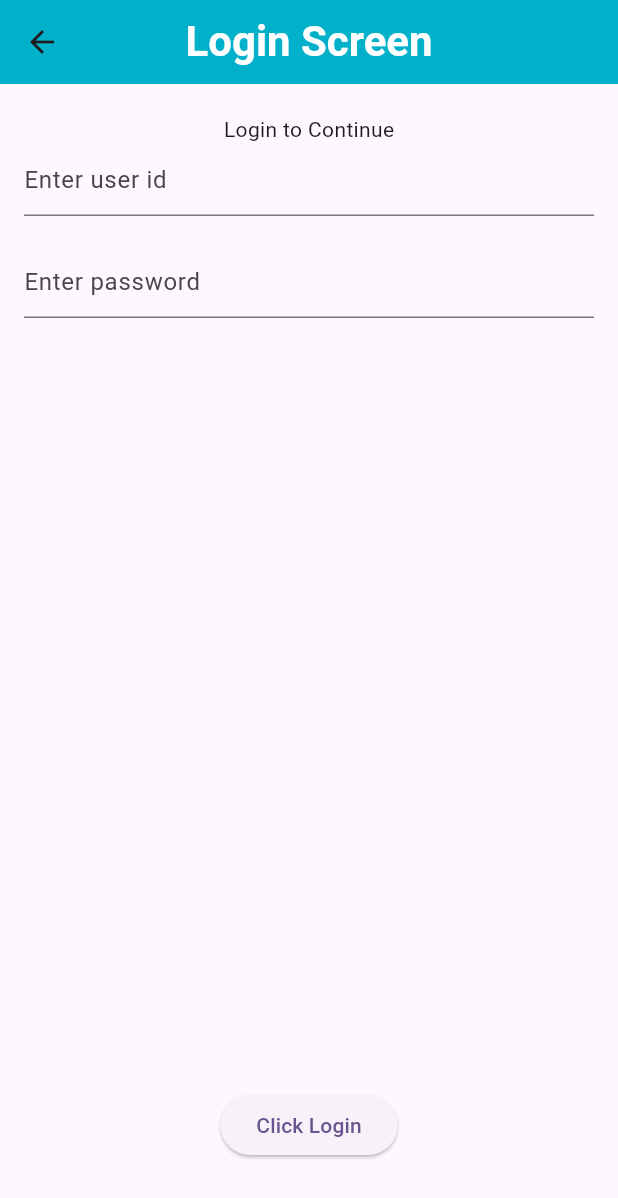
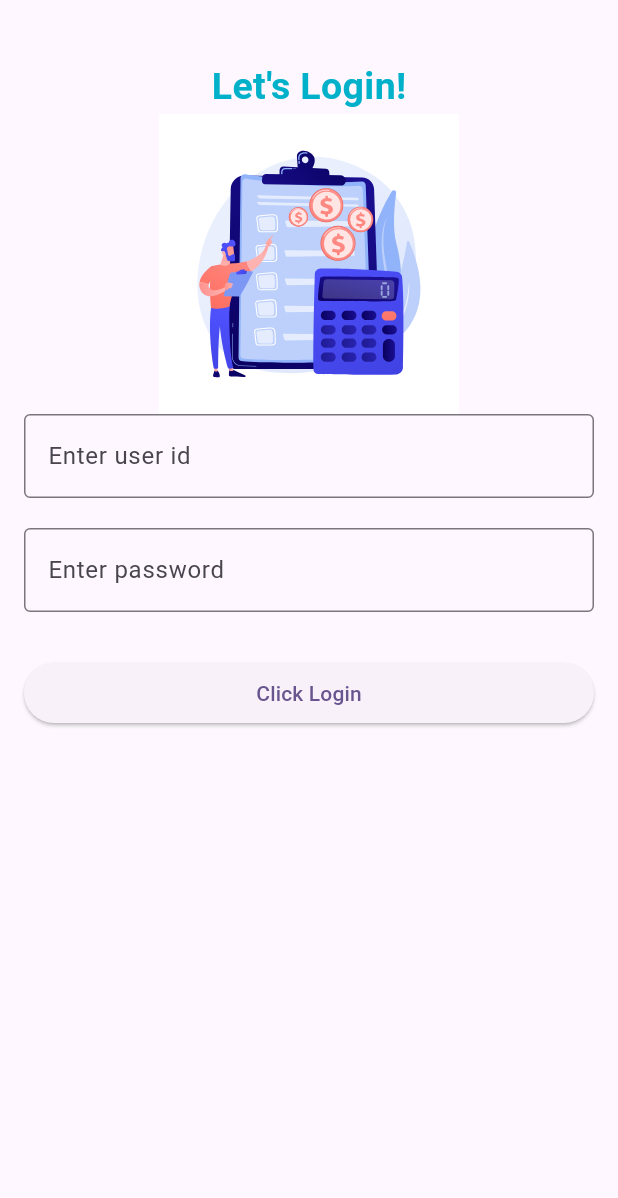
Before and after one commit to kumodkumaryadav/Personal-Expense-Tracker, a Flutter app: the screen it shows after launch, on a phone screen of 412 x 824 dp. Shown: the top 1198 px of the screen. Run offline on Flutter 3.47's test engine with Material 3 defaults, Android fonts, the phone set to English and light mode, and no system bars; our stand-ins replace dio, flutter_local_notifications, flutter_secure_storage, flutter_slidable, flutter_svg, get and 3 more.

Commit message:
some improvements on login

```diff
--- a/lib/main.dart
+++ b/lib/main.dart
@@ -28,6 +28,7 @@ void main() async {
       await flutterLocalNotificationsPlugin.getNotificationAppLaunchDetails();
   if (initialNotification?.didNotificationLaunchApp == true) {
     Future.delayed(const Duration(seconds: 1), () {
+      print("back button response");
       Get.toNamed(RouteName.addExpenseScreen);
     });
   }
@@ -47,7 +48,9 @@ class MyApp extends StatelessWidget {
   @override
   Widget build(BuildContext context) {
     return GetMaterialApp(
-      initialRoute: tokens.token.isNotEmpty? RouteName.homeScreen : RouteName.loginScreen,
+      initialRoute: tokens.token.isNotEmpty
+          ? RouteName.homeScreen
+          : RouteName.loginScreen,
       debugShowCheckedModeBanner: false,
       getPages: AppRoutes.appRoutes(),
       translations: Languages(),
@@ -57,7 +60,7 @@ class MyApp extends StatelessWidget {
         colorScheme: ColorScheme.fromSeed(seedColor: Colors.deepPurple),
         useMaterial3: true,
       ),
-      home: HomePage(),
+      // home: HomePage(),//it was causing error
     );
   }
 }
--- a/lib/modules/auth module/views/login.dart
+++ b/lib/modules/auth module/views/login.dart
@@ -1,8 +1,10 @@
 import 'package:flutter/material.dart';
+import 'package:flutter_svg/svg.dart';
 import 'package:get/get.dart';
 import 'package:personal_expense_tracker/modules/auth%20module/controllers/login_controller.dart';
 import 'package:personal_expense_tracker/modules/expense%20tracker/resources/colors/app_color.dart';
 import 'package:personal_expense_tracker/modules/expense%20tracker/utils/text_style.dart';
+import 'package:personal_expense_tracker/resources/image_constant.dart';
 
 class LoginScreen extends StatelessWidget {
   LoginScreen({super.key});
@@ -13,26 +15,29 @@ class LoginScreen extends StatelessWidget {
   Widget build(BuildContext context) {
     return SafeArea(
       child: Scaffold(
-        appBar: AppBar(
-          backgroundColor: AppColor.primaryColor,
-          centerTitle: true,
-          title: Text(
-            "Login Screen",
-            style: TextStyleHelper.t16b700()
-                .copyWith(fontSize: 28, color: AppColor.whiteColor),
-          ),
-        ),
-        body: Padding(
-          padding: const EdgeInsets.symmetric(horizontal: 16, vertical: 20),
+        body: SingleChildScrollView(
+          child: Padding(
+            padding: const EdgeInsets.symmetric(horizontal: 16, vertical: 40),
             child: Form(
                 key: _formKey,
                 child: Column(
                   children: [
-                  const Center(
-                    child: Text("Login to Continue"),
+                    Center(
+                      child: Text(
+                        "Let's Login!",
+                        style: TextStyleHelper.t25b700()
+                            .copyWith(color: AppColor.primaryColor),
                       ),
+                    ),
+                    SvgPicture.asset(
+                      ImageConstant.loginImage,
+                      height: 200,
+                      width: 400,
+                    ),
+                    //  Image.asset("lib/resources/assets/images/login_image.jpeg"),
                     TextFormField(
                       decoration: const InputDecoration(
+                        border: OutlineInputBorder(),
                         hintText: "Enter user id",
                       ),
                       onChanged: (useId) {
@@ -46,10 +51,12 @@ class LoginScreen extends StatelessWidget {
                     ),
                     const SizedBox(height: 20),
                     TextFormField(
-                    decoration:
-                        const InputDecoration(hintText: "Enter password"),
+                      decoration: const InputDecoration(
+                          border: OutlineInputBorder(),
+                          hintText: "Enter password"),
                       onChanged: (password) {
-                      loginController.inputUserModel.value.password = password;
+                        loginController.inputUserModel.value.password =
+                            password;
                       },
                       validator: (value) {
                         if (value == null || value.isEmpty) {
@@ -57,7 +64,7 @@ class LoginScreen extends StatelessWidget {
                         }
                       },
                     ),
-                  const Spacer(),
+                    const SizedBox(height: 30),
                     Obx(() => loginController.loading.value
                         ? const CircularProgressIndicator()
                         : ElevatedButton(
@@ -66,12 +73,13 @@ class LoginScreen extends StatelessWidget {
                                 loginController.login();
                               }
                             },
-                          child: const Text("Click Login"))),
-                  const SizedBox(
-                    height: 30,
-                  )
+                            child: SizedBox(
+                                width: Get.width,
+                                child:
+                                    const Center(child: Text("Click Login"))))),
                   ],
                 )),
+          ),
         ),
       ),
     );
--- a/lib/modules/expense tracker/controller/input_controller.dart
+++ b/lib/modules/expense tracker/controller/input_controller.dart
@@ -66,7 +66,8 @@ class InputController extends GetxController {
   final uuid = const Uuid();
 //filter expense
 
-  final filters = ['Title A-Z', 'Amount < 500', 'Amount > 200'].obs;
+  final filters =
+      ['Title A-Z', 'Amount < 500', 'Amount > 200', 'Sort by date'].obs;
 
   final selectedFilters = <String>{}.obs;
 
@@ -169,6 +170,9 @@ class InputController extends GetxController {
         if (element.contains("> 200")) {
           inputs.removeWhere((input) => input.amount <= 200);
         }
+        if (element.contains("Sort by date")) {
+          inputs.sort((a, b) => a.dateTime.compareTo(b.dateTime));
+        }
       }
       Get.back();
     } else {
--- a/lib/modules/expense tracker/resources/routes/routes.dart
+++ b/lib/modules/expense tracker/resources/routes/routes.dart
@@ -11,9 +11,9 @@ import '../../view/widget/notification_screen.dart';
 
 class AppRoutes {
   static appRoutes() => [
-    GetPage(
+        GetPage(
           name: RouteName.loginScreen,
-          page: () =>  LoginScreen(),
+          page: () => LoginScreen(),
           transitionDuration: const Duration(milliseconds: 250),
           transition: Transition.leftToRightWithFade,
         ),
--- a/lib/modules/expense tracker/utils/text_style.dart
+++ b/lib/modules/expense tracker/utils/text_style.dart
@@ -14,4 +14,6 @@ class TextStyleHelper {
       const TextStyle(fontSize: 16, fontWeight: FontWeight.w600);
   static TextStyle t16b700() =>
       const TextStyle(fontSize: 16, fontWeight: FontWeight.w700);
+  static TextStyle t25b700() =>
+      const TextStyle(fontSize: 25, fontWeight: FontWeight.w700);
 }
--- a/lib/respurces/app_constant.dart
+++ b/lib/resources/app_constant.dart
@@ -2,4 +2,5 @@ class AppConstant {
   AppConstant._();
   static const String appTitle = "Personal Expense Tracker";
   static const String appVersion = "1.0.0";
+
 }
--- a/lib/respurces/dio_client.dart
+++ b/lib/resources/dio_client.dart
@@ -1,7 +1,7 @@
 import 'dart:io';
 
 import 'package:dio/dio.dart';
-import 'package:personal_expense_tracker/respurces/api_helper.dart';
+import 'package:personal_expense_tracker/resources/api_helper.dart';
 
 class ApiService {
   final Dio dio = Dio(BaseOptions(baseUrl: ApiHepler.baseUrl));
--- /dev/null
+++ b/lib/resources/image_constant.dart
@@ -0,0 +1,5 @@
+class ImageConstant {
+  ImageConstant._();
+  static const String loginImage =
+      "lib/resources/assets/images/expense_image.svg";
+}
```
Also changed, not shown: lib/modules/auth module/controllers/login_controller.dart (+9 -2 lines), lib/modules/expense tracker/services/local storage/experse_storage.dart (added, +14 -0 lines), lib/modules/expense tracker/view/home.dart (+18 -18 lines), lib/modules/expense tracker/view/widget/drawer.dart (+96 -3 lines), lib/modules/expense tracker/view/widget/filter_screen.dart (+30 -10 lines), lib/modules/expense tracker/view/widget/update_screen.dart (+7 -5 lines), pubspec.yaml (+5 -2 lines), lib/resources/api_helper.dart (renamed from lib/respurces/api_helper.dart), lib/resources/assets/icons/drawer.svg (added), lib/resources/assets/images/expense_image.svg (added), lib/resources/assets/images/login_image.jpeg (added), pubspec.lock, 1 other file. Lines whose indentation alone changed are shown as unchanged.
